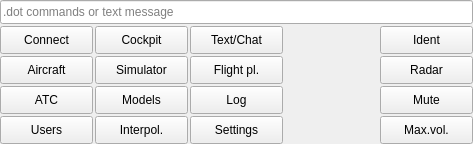
Above: src/gui/components/mainkeypadareacomponent.ui from skylitefly/neoswift before the change. Below: the same form after it.
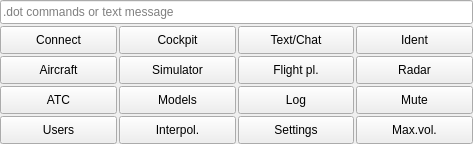
That is the form after the change. Custom widgets are drawn as their Qt base class.

Commit message: ui: remove empty column

The edit to the form file:
```diff
--- a/src/gui/components/mainkeypadareacomponent.ui
+++ b/src/gui/components/mainkeypadareacomponent.ui
@@ -56,7 +56,7 @@
       <property name="spacing">
        <number>2</number>
       </property>
-      <item row="0" column="0" colspan="5">
+      <item row="0" column="0" colspan="4">
        <widget class="swift::gui::components::CCommandInput" name="lep_CommandLineInput">
         <property name="minimumSize">
          <size>
@@ -113,7 +113,7 @@
         </property>
        </widget>
       </item>
-      <item row="1" column="4">
+      <item row="1" column="3">
        <widget class="QPushButton" name="pb_CockpitIdent">
         <property name="sizePolicy">
          <sizepolicy hsizetype="Preferred" vsizetype="Preferred">
@@ -276,7 +276,7 @@
         </property>
        </widget>
       </item>
-      <item row="5" column="4">
+      <item row="5" column="3">
        <widget class="QPushButton" name="pb_SoundMaxVolume">
         <property name="sizePolicy">
          <sizepolicy hsizetype="Preferred" vsizetype="Preferred">
@@ -292,7 +292,7 @@
         </property>
        </widget>
       </item>
-      <item row="4" column="4">
+      <item row="4" column="3">
        <widget class="QPushButton" name="pb_SoundMute">
         <property name="sizePolicy">
          <sizepolicy hsizetype="Preferred" vsizetype="Preferred">
@@ -308,7 +308,7 @@
         </property>
        </widget>
       </item>
-      <item row="3" column="4">
+      <item row="3" column="3">
        <widget class="QPushButton" name="pb_MainRadar">
         <property name="enabled">
          <bool>true</bool>
```
